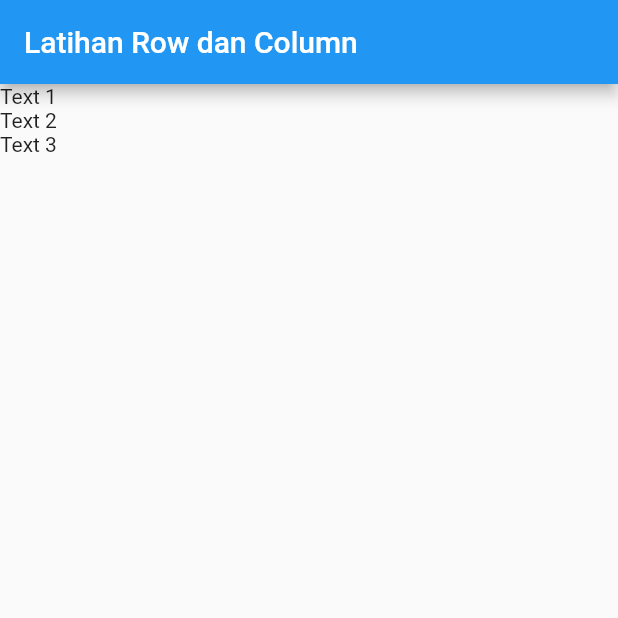
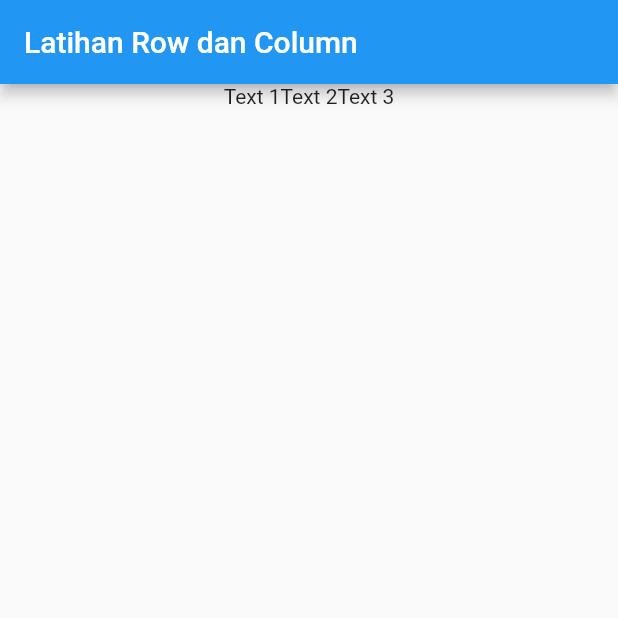
Before and after one commit to hanniashilla/flutter_row_column, a Flutter app: the screen it shows after launch, on a phone screen of 412 x 824 dp, the top half of it. Run offline on Flutter 3.47's test engine with Material 2 defaults, Android fonts, the phone set to English and light mode, and no system bars.

Commit message:
penggunaan MainAxisAlignment

```diff
--- a/lib/main.dart
+++ b/lib/main.dart
@@ -10,20 +10,22 @@ class MyApp extends StatelessWidget {
     return MaterialApp(
       home: Scaffold(
         appBar: AppBar(title: Text("Latihan Row dan Column"),),
-        body: Column(
+        // body: Column(
+        //   mainAxisAlignment: MainAxisAlignment.center,
+        //   children: <Widget>[
+        //     Text("Text 1"),
+        //     Text("Text 2"),
+        //     Text("Text 3"),
+        //   ],
+        // ),
+         body: Row(
+          mainAxisAlignment: MainAxisAlignment.center,
           children: <Widget>[
             Text("Text 1"),
             Text("Text 2"),
             Text("Text 3"),
           ],
         ),
-        //  body: Row(
-        //   children: <Widget>[
-        //     Text("Text 1"),
-        //     Text("Text 2"),
-        //     Text("Text 3"),
-        //   ],
-        // ),
       ),
     );
   }
```
